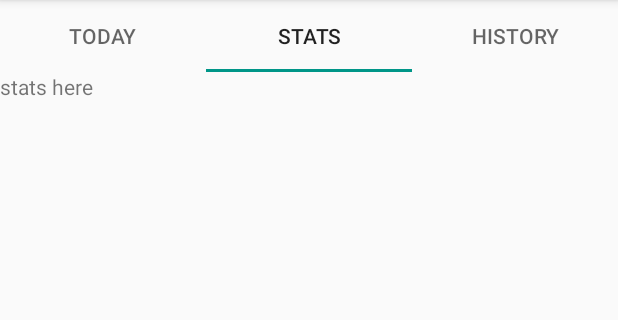
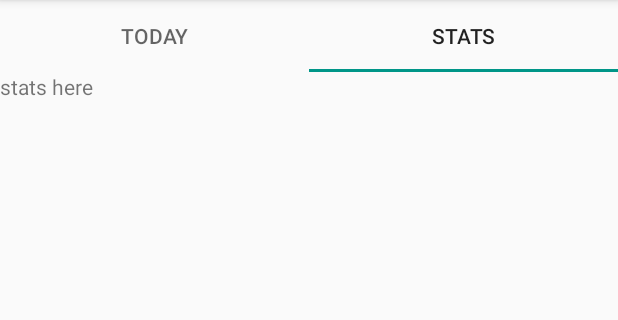
Before and after one commit to amanda-lambda/intuitive-eating-android-app, an Android app: the screen it shows after launch (MainActivity), tab 2 chosen, on a phone screen of 412 x 824 dp, the part 84-404 px from its top. Run offline under Robolectric (Android 15) with nearby library versions, the phone set to English and light mode, and no system bars.

Commit message:
Remove tab history

```diff
--- a/app/src/main/java/com/example/intuitiveeatingjournal/FragmentHistory.java
+++ /dev/null
@@ -1,64 +0,0 @@
-package com.example.intuitiveeatingjournal;
-
-import android.os.Bundle;
-
-import androidx.fragment.app.Fragment;
-
-import android.view.LayoutInflater;
-import android.view.View;
-import android.view.ViewGroup;
-
-/**
- * A simple {@link Fragment} subclass.
- * Use the {@link FragmentHistory#newInstance} factory method to
- * create an instance of this fragment.
- */
-public class FragmentHistory extends Fragment {
-
-    // TODO: Rename parameter arguments, choose names that match
-    // the fragment initialization parameters, e.g. ARG_ITEM_NUMBER
-    private static final String ARG_PARAM1 = "param1";
-    private static final String ARG_PARAM2 = "param2";
-
-    // TODO: Rename and change types of parameters
-    private String mParam1;
-    private String mParam2;
-
-    public FragmentHistory() {
-        // Required empty public constructor
-    }
-
-    /**
-     * Use this factory method to create a new instance of
-     * this fragment using the provided parameters.
-     *
-     * @param param1 Parameter 1.
-     * @param param2 Parameter 2.
-     * @return A new instance of fragment FragmentHistory.
-     */
-    // TODO: Rename and change types and number of parameters
-    public static FragmentHistory newInstance(String param1, String param2) {
-        FragmentHistory fragment = new FragmentHistory();
-        Bundle args = new Bundle();
-        args.putString(ARG_PARAM1, param1);
-        args.putString(ARG_PARAM2, param2);
-        fragment.setArguments(args);
-        return fragment;
-    }
-
-    @Override
-    public void onCreate(Bundle savedInstanceState) {
-        super.onCreate(savedInstanceState);
-        if (getArguments() != null) {
-            mParam1 = getArguments().getString(ARG_PARAM1);
-            mParam2 = getArguments().getString(ARG_PARAM2);
-        }
-    }
-
-    @Override
-    public View onCreateView(LayoutInflater inflater, ViewGroup container,
-                             Bundle savedInstanceState) {
-        // Inflate the layout for this fragment
-        return inflater.inflate(R.layout.fragment_history, container, false);
-    }
-}
--- a/app/src/main/java/com/example/intuitiveeatingjournal/MainActivity.java
+++ b/app/src/main/java/com/example/intuitiveeatingjournal/MainActivity.java
@@ -48,7 +48,6 @@ public class MainActivity extends AppCompatActivity {
         TabLayout tabLayout = findViewById(R.id.tabBar);
         TabItem tabToday = findViewById(R.id.tabToday);
         TabItem tabStats = findViewById(R.id.tabStats);
-        TabItem tabHistory = findViewById(R.id.tabHistory);
         final ViewPager viewPager = findViewById(R.id.viewPager);
 
         PagerAdapter pagerAdapter = new PagerAdapter(getSupportFragmentManager(),
--- a/app/src/main/java/com/example/intuitiveeatingjournal/PagerAdapter.java
+++ b/app/src/main/java/com/example/intuitiveeatingjournal/PagerAdapter.java
@@ -21,8 +21,6 @@ public class PagerAdapter extends FragmentPagerAdapter {
                 return new FragmentToday();
             case 1:
                 return new FragmentStats();
-            case 2:
-                return new FragmentHistory();
             default:
                 return null;
         }
--- a/app/src/main/res/layout/activity_main.xml
+++ b/app/src/main/res/layout/activity_main.xml
@@ -26,11 +26,6 @@
             android:layout_height="wrap_content"
             android:text="@string/tab_stats" />
 
-        <com.google.android.material.tabs.TabItem
-            android:id="@+id/tabHistory"
-            android:layout_width="wrap_content"
-            android:layout_height="wrap_content"
-            android:text="@string/tab_history" />
     </com.google.android.material.tabs.TabLayout>
 
     <androidx.viewpager.widget.ViewPager
```
Also changed, not shown: app/src/main/res/layout/fragment_history.xml (deleted, +0 -16 lines).
